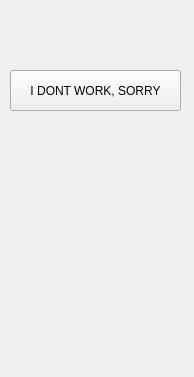
Old version of the form tennisSimulator/forms/physicscontrols.ui in the repository irisgallo/tennis-simulator.
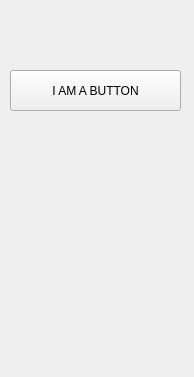
New version of the form.

```diff
--- a/tennisSimulator/forms/physicscontrols.ui
+++ b/tennisSimulator/forms/physicscontrols.ui
@@ -23,7 +23,7 @@
     </rect>
    </property>
    <property name="text">
-    <string>I DONT WORK, SORRY</string>
+    <string>I AM A BUTTON</string>
    </property>
   </widget>
  </widget>
```
